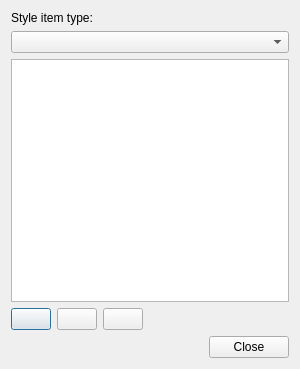
Above: qgis/src/ui/qgsstylev2managerdialogbase.ui from sourcepole/qgis before the change. Below: the same form after it.
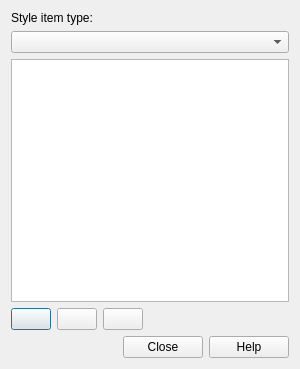
That is the form after the change.

Commit message: add context help for qgis options, style manager, spatialite selection and custom projection and application icon to help viewer

Diff of the .ui file:
```diff
--- a/qgis/src/ui/qgsstylev2managerdialogbase.ui
+++ b/qgis/src/ui/qgsstylev2managerdialogbase.ui
@@ -93,7 +93,7 @@
       <enum>Qt::Horizontal</enum>
      </property>
      <property name="standardButtons">
-      <set>QDialogButtonBox::Close</set>
+      <set>QDialogButtonBox::Close|QDialogButtonBox::Help</set>
      </property>
     </widget>
    </item>
```
The commit also changes 10 other files.
